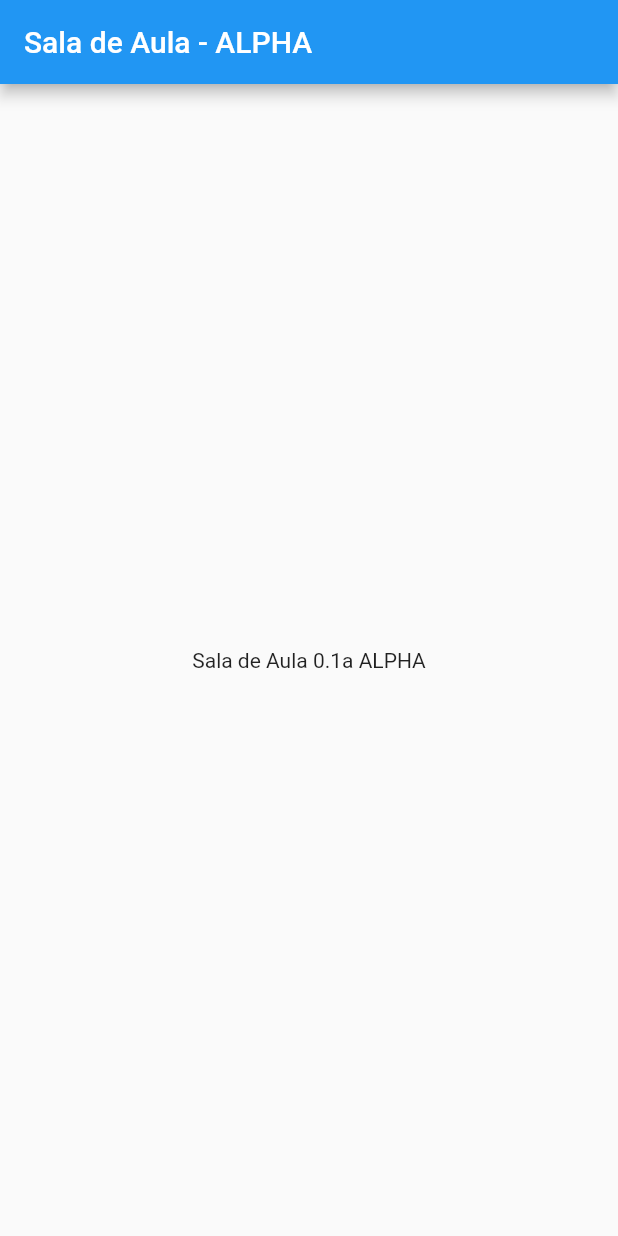
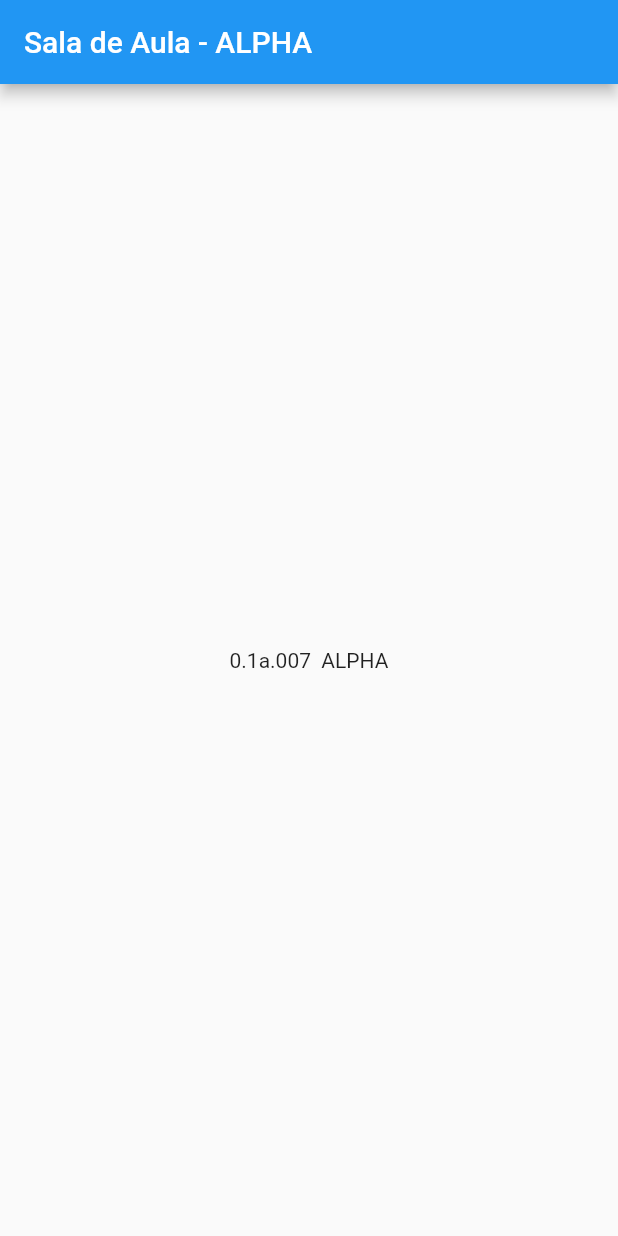
Before and after one commit to petersondsz/sala_de_aula_1_0_a, a Flutter app: the screen it shows after launch, on a phone screen of 412 x 824 dp. Run offline on Flutter 3.47's test engine with Material 2 defaults, Android fonts, the light colour scheme and no system bars.

Commit message:
0.1a.008 ALPHA

```diff
--- a/lib/main.dart
+++ b/lib/main.dart
@@ -12,7 +12,7 @@ class Sala_de_Aula_APP extends StatelessWidget {
           title: const Text('Sala de Aula - ALPHA'),
         ),
         body: const Center(
-          child: const Text('Sala de Aula 0.1a ALPHA'),
+          child: const Text('0.1a.007  ALPHA'),
         ),
       ),
     );
```
